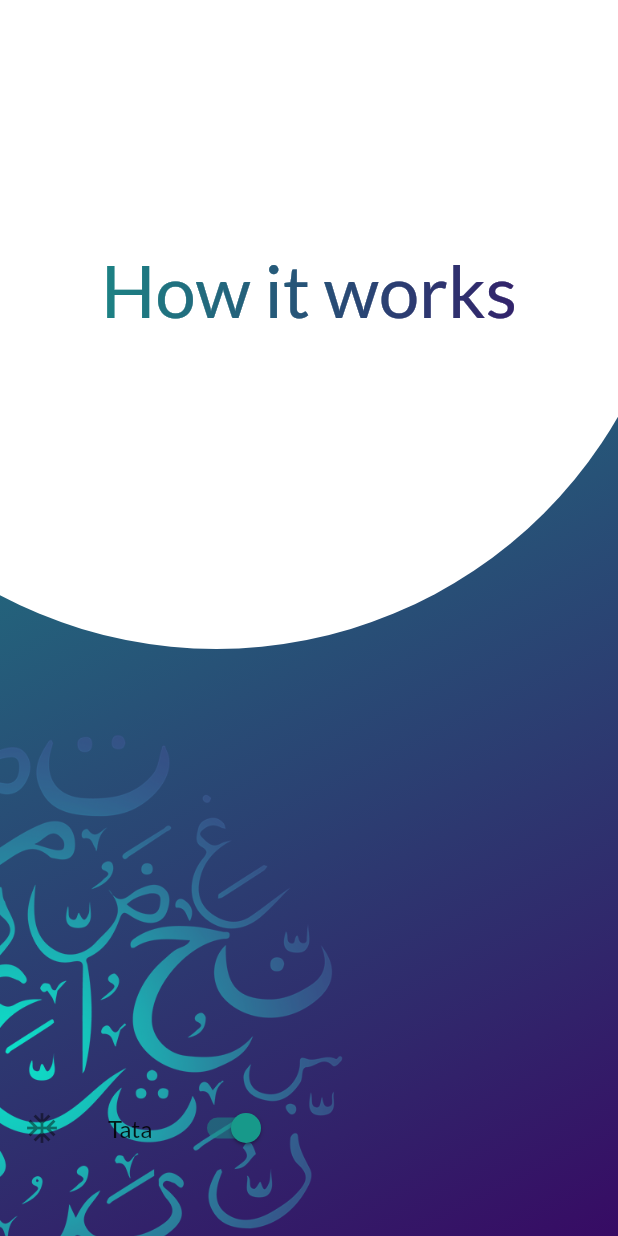
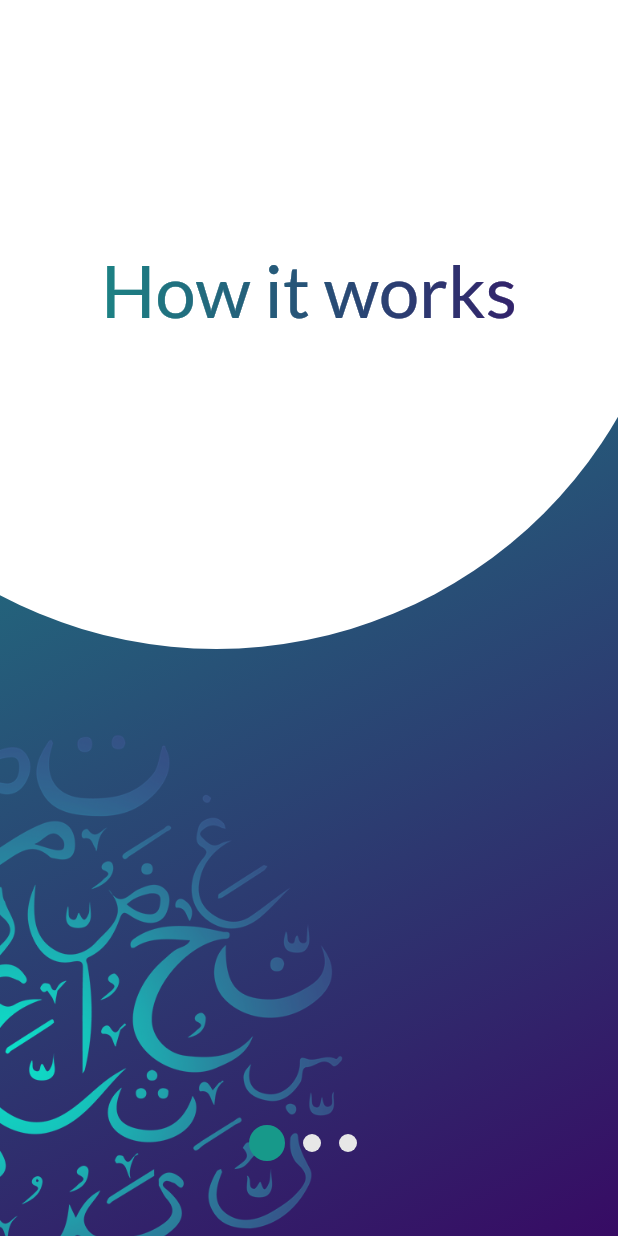
Before and after one commit to PeterAtger/dsp_student_application, a Flutter app: the HIW screen opened directly, on a phone screen of 412 x 824 dp. Run offline on Flutter 3.47's test engine with Material 2 defaults, Android fonts, the phone set to English and light mode, and no system bars; our stand-ins replace rive; missing offline and left inert: adobe_xd.

Commit message:
Fixed Dot Indicators

```diff
--- a/lib/Presentation/Pages/how_it_works/HIW.dart
+++ b/lib/Presentation/Pages/how_it_works/HIW.dart
@@ -1,18 +1,37 @@
-import 'package:dsp_student_application/Presentation/Pages/how_it_works/components/DotsAnimation.dart';
+import 'package:dsp_student_application/Presentation/Pages/how_it_works/components/DotIndicators.dart';
 import 'package:dsp_student_application/Presentation/Pages/how_it_works/hiw1.dart';
 import 'package:dsp_student_application/Presentation/Pages/how_it_works/hiw2.dart';
 import 'package:dsp_student_application/Presentation/Pages/how_it_works/hiw3.dart';
 import 'package:flutter/material.dart';
 
-class HIW extends StatelessWidget {
+class HIW extends StatefulWidget {
+  /// Creates swipeable How it Works pages
+  HIW();
+
+  @override
+  _HIWState createState() => _HIWState();
+}
+
+class _HIWState extends State<HIW> {
   final controller = PageController();
+  int pageIndex = 0;
+
   @override
   Widget build(BuildContext context) {
+    // Get size of phone
     final Size size = MediaQuery.of(context).size;
+
+    // Ret
     return Scaffold(
       body: Stack(children: <Widget>[
         PageView(
           controller: controller,
+          onPageChanged: (index) {
+            setState(() {
+              pageIndex = index;
+            });
+            print(pageIndex);
+          },
           scrollDirection: Axis.horizontal,
           children: [
             HIW1(),
@@ -21,21 +40,13 @@ class HIW extends StatelessWidget {
           ],
         ),
         Positioned(
-            left: size.width / 2 - 40,
-            bottom: 50,
-            width: 80,
-            height: 24,
-            child: DotsAnimation()),
-        Positioned(
-            bottom: 50,
-            width: 200,
-            height: 50,
-            child: SwitchListTile(
-              title: Text("Tata"),
-              secondary: Icon(Icons.ac_unit),
-              onChanged: (bool value) {},
-              value: true,
-            )),
+          left: size.width / 2 - 40,
+          bottom: 50,
+          height: 24,
+          child: DotIndicatiors(
+            index: pageIndex,
+          ),
+        ),
       ]),
     );
   }
--- /dev/null
+++ b/lib/Presentation/Pages/how_it_works/components/DotIndicators.dart
@@ -0,0 +1,48 @@
+import 'package:dsp_student_application/Presentation/Theme/theme.dart';
+import 'package:flutter/material.dart';
+
+class DotIndicatiors extends StatelessWidget {
+  final index;
+
+  /// Creates a 3 dot indicator
+  ///
+  /// Takes Index as an argument to know which dot should be active
+  DotIndicatiors({
+    this.index,
+  });
+
+  @override
+  Widget build(BuildContext context) {
+    return Center(
+        child: Row(
+      children: [
+        AnimatedContainer(
+          duration: Duration(milliseconds: 500),
+          width: this.index == 0 ? 24 : 12,
+          height: this.index == 0 ? 24 : 12,
+          decoration: BoxDecoration(
+              color: this.index == 0 ? AppColors.cGreen : AppColors.cLightGrey,
+              shape: BoxShape.circle),
+        ),
+        SizedBox(width: 12),
+        AnimatedContainer(
+          duration: Duration(milliseconds: 200),
+          width: this.index == 1 ? 24 : 12,
+          height: this.index == 1 ? 24 : 12,
+          decoration: BoxDecoration(
+              color: this.index == 1 ? AppColors.cGreen : AppColors.cLightGrey,
+              shape: BoxShape.circle),
+        ),
+        SizedBox(width: 12),
+        AnimatedContainer(
+          duration: Duration(milliseconds: 500),
+          width: this.index == 2 ? 24 : 12,
+          height: this.index == 2 ? 24 : 12,
+          decoration: BoxDecoration(
+              color: this.index == 2 ? AppColors.cGreen : AppColors.cLightGrey,
+              shape: BoxShape.circle),
+        ),
+      ],
+    ));
+  }
+}
--- a/lib/Presentation/Pages/how_it_works/components/DotsAnimation.dart
+++ /dev/null
@@ -1,54 +0,0 @@
-import 'package:flutter/material.dart';
-import 'package:flutter/services.dart';
-import 'package:rive/rive.dart' hide LinearGradient;
-
-class DotsAnimation extends StatefulWidget {
-  @override
-  _DotsAnimationState createState() => _DotsAnimationState();
-}
-
-class _DotsAnimationState extends State<DotsAnimation> {
-  void _togglePlay() {
-    setState(() => _controller.isActive = !_controller.isActive);
-  }
-
-  /// Tracks if the animation is playing by whether controller is running.
-  bool get isPlaying => _controller?.isActive ?? false;
-
-  Artboard _riveArtboard;
-  RiveAnimationController _controller;
-
-  @override
-  void initState() {
-    super.initState();
-    Rive(artboard: _riveArtboard);
-
-    // Load the animation file from the bundle, note that you could also
-    // download this. The RiveFile just expects a list of bytes.
-    rootBundle.load('lib/Presentation/Animations/dots.riv').then(
-      (data) async {
-        final file = RiveFile();
-
-        // Load the RiveFile from the binary data.
-        if (file.import(data)) {
-          // The artboard is the root of the animation and gets drawn in the
-          // Rive widget.
-          final artboard = file.mainArtboard;
-          // Add a controller to play back a known animation on the main/default
-          // artboard.We store a reference to it so we can toggle playback.
-          artboard.addController(_controller = SimpleAnimation('Animation 1'));
-          setState(() => _riveArtboard = artboard);
-        }
-      },
-    );
-  }
-
-  @override
-  Widget build(BuildContext context) {
-    return Center(
-      child: _riveArtboard == null
-          ? const SizedBox()
-          : Rive(artboard: _riveArtboard),
-    );
-  }
-}
--- a/lib/Presentation/Pages/how_it_works/hiw1.dart
+++ b/lib/Presentation/Pages/how_it_works/hiw1.dart
@@ -9,7 +9,7 @@ class HIW1 extends StatelessWidget {
   @override
   Widget build(BuildContext context) {
     final Size size = MediaQuery.of(context).size;
-    final bool isPortrait = size.height > size.width ? true : false;
+    final bool isPortrait = size.height > size.width;
 
     return Scaffold(
         body: Stack(children: <Widget>[
@@ -35,7 +35,7 @@ class HIW1 extends StatelessWidget {
           ),
           GradientHeading(
             text: 'How it works',
-          )
+          ),
         ],
       ),
     ]));
--- a/lib/Presentation/Pages/how_it_works/hiw2.dart
+++ b/lib/Presentation/Pages/how_it_works/hiw2.dart
@@ -8,7 +8,7 @@ class HIW2 extends StatelessWidget {
   @override
   Widget build(BuildContext context) {
     final Size size = MediaQuery.of(context).size;
-    final bool isPortrait = size.height > size.width ? true : false;
+    final bool isPortrait = size.height > size.width;
 
     return Scaffold(
         body: Stack(children: <Widget>[
--- a/lib/Presentation/Pages/how_it_works/hiw3.dart
+++ b/lib/Presentation/Pages/how_it_works/hiw3.dart
@@ -11,7 +11,7 @@ class HIW3 extends StatelessWidget {
   @override
   Widget build(BuildContext context) {
     final Size size = MediaQuery.of(context).size;
-    final bool isPortrait = size.height > size.width ? true : false;
+    final bool isPortrait = size.height > size.width;
 
     return Scaffold(
         body: Stack(children: <Widget>[
--- a/lib/main.dart
+++ b/lib/main.dart
@@ -41,7 +41,7 @@ class MyApp extends StatelessWidget {
       ),
       initialRoute: '/',
       routes: {
-        '/': (context) => ProfilePage(),
+        '/': (context) => HIW(),
       },
     );
   }
--- a/pubspec.yaml
+++ b/pubspec.yaml
@@ -25,6 +25,7 @@ dependencies:
     sdk: flutter
   adobe_xd: ^1.1.0+1
   rive: ^0.6.8
+  introduction_screen: ^1.0.9
 
 
 
```
Also changed, not shown: pubspec.lock.
